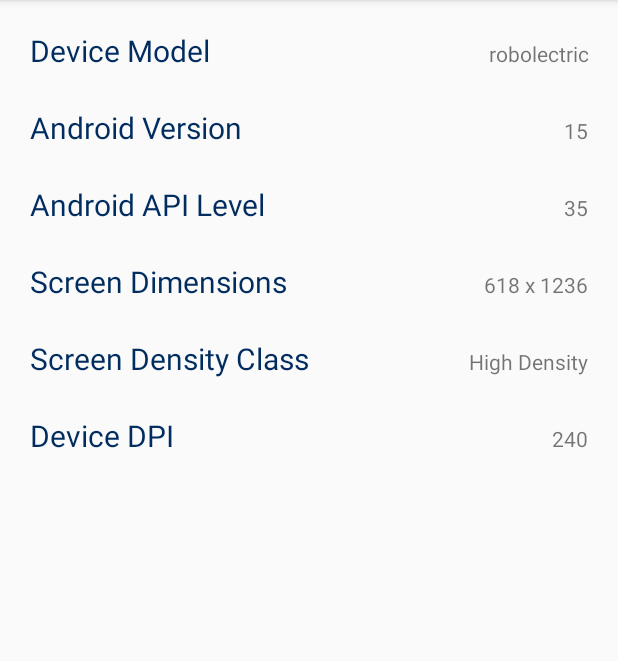
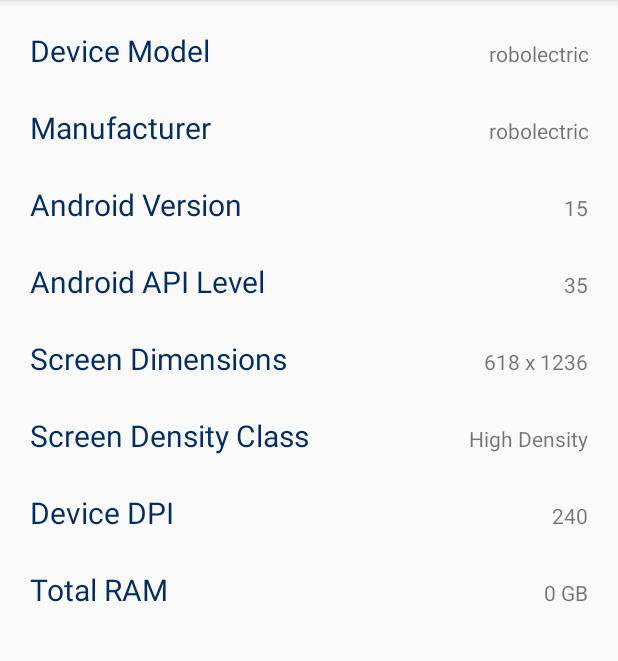
Before and after one commit to dimagi/commcare-developer-toolkit, an Android app: the DeviceInfoActivity screen opened directly, with no data from a screen before it, on a phone screen of 412 x 824 dp, the part 84-745 px from its top. Run offline under Robolectric (Android 15) with nearby library versions, the phone set to English and light mode, and no system bars.

Commit message:
add handling for if the storage test fails, and add more info to about device utility

```diff
--- a/app/src/main/java/dalvik/commcare/org/commcaretoolkit/activities/DeviceInfoActivity.java
+++ b/app/src/main/java/dalvik/commcare/org/commcaretoolkit/activities/DeviceInfoActivity.java
@@ -1,10 +1,15 @@
 package dalvik.commcare.org.commcaretoolkit.activities;
 
+import android.annotation.TargetApi;
+import android.app.ActivityManager;
 import android.os.Build;
 import android.os.Bundle;
 import android.support.v7.app.AppCompatActivity;
 import android.util.DisplayMetrics;
+import android.view.View;
 import android.widget.TextView;
+
+import java.text.DecimalFormat;
 
 import dalvik.commcare.org.commcaretoolkit.R;
 
@@ -21,25 +26,35 @@ public class DeviceInfoActivity extends AppCompatActivity {
     }
 
     private void fillInDeviceValues() {
-        TextView deviceModel = (TextView) findViewById(R.id.device_model_value);
+        TextView deviceModel = (TextView)findViewById(R.id.device_model_value);
         deviceModel.setText(Build.MODEL);
 
-        TextView version = (TextView) findViewById(R.id.android_version_value);
+        TextView manufacturer = (TextView)findViewById(R.id.manufacturer_value);
+        manufacturer.setText(Build.MANUFACTURER);
+
+        TextView version = (TextView)findViewById(R.id.android_version_value);
         version.setText(Build.VERSION.RELEASE);
 
-        TextView apiLevel = (TextView) findViewById(R.id.api_level_value);
+        TextView apiLevel = (TextView)findViewById(R.id.api_level_value);
         apiLevel.setText("" + Build.VERSION.SDK_INT);
 
         DisplayMetrics metrics = getResources().getDisplayMetrics();
 
-        TextView screenDimens = (TextView) findViewById(R.id.screen_dimensions_value);
+        TextView screenDimens = (TextView)findViewById(R.id.screen_dimensions_value);
         screenDimens.setText(metrics.widthPixels + " x " + metrics.heightPixels);
 
-        TextView densityClass = (TextView) findViewById(R.id.density_class_value);
+        TextView densityClass = (TextView)findViewById(R.id.density_class_value);
         densityClass.setText(getDensityString(metrics.densityDpi));
 
-        TextView deviceDpi = (TextView) findViewById(R.id.dpi_value);
+        TextView deviceDpi = (TextView)findViewById(R.id.dpi_value);
         deviceDpi.setText("" + metrics.densityDpi);
+
+        if (Build.VERSION.SDK_INT >= Build.VERSION_CODES.JELLY_BEAN) {
+            View displayRAMContainer = findViewById(R.id.ram_display_container);
+            displayRAMContainer.setVisibility(View.VISIBLE);
+            TextView totalRAM = (TextView)findViewById(R.id.ram_value);
+            totalRAM.setText(getTotalRAMString());
+        }
     }
 
     private static String getDensityString(int densityInt) {
@@ -58,4 +73,13 @@ public class DeviceInfoActivity extends AppCompatActivity {
         }
     }
 
+    @TargetApi(Build.VERSION_CODES.JELLY_BEAN)
+    private String getTotalRAMString() {
+        ActivityManager activityManager = (ActivityManager)getSystemService(ACTIVITY_SERVICE);
+        ActivityManager.MemoryInfo memoryInfo = new ActivityManager.MemoryInfo();
+        activityManager.getMemoryInfo(memoryInfo);
+        long bytesOfRAM = memoryInfo.totalMem;
+        return new DecimalFormat("#.##").format((float)bytesOfRAM / 1e9) + " GB";
+    }
+
 }
--- a/app/src/main/res/layout/device_info_layout.xml
+++ b/app/src/main/res/layout/device_info_layout.xml
@@ -19,6 +19,15 @@
             <TextView
                 style="@style/DeviceInfoValue"
                 android:id="@+id/device_model_value"/>
+        </TableRow>
+
+        <TableRow style="@style/DeviceInfoRow">
+            <TextView
+                style="@style/DeviceInfoTitle"
+                android:text="@string/manufacturer_label" />
+            <TextView
+                style="@style/DeviceInfoValue"
+                android:id="@+id/manufacturer_value"/>
         </TableRow>
 
         <TableRow style="@style/DeviceInfoRow">
@@ -66,6 +75,18 @@
                 android:id="@+id/dpi_value" />
         </TableRow>
 
+        <TableRow
+            style="@style/DeviceInfoRow"
+            android:id="@+id/ram_display_container"
+            android:visibility="gone">
+            <TextView
+                style="@style/DeviceInfoTitle"
+                android:text="@string/ram_label" />
+            <TextView
+                style="@style/DeviceInfoValue"
+                android:id="@+id/ram_value" />
+        </TableRow>
+
     </TableLayout>
 
 </LinearLayout>
--- a/app/src/main/res/values/strings.xml
+++ b/app/src/main/res/values/strings.xml
@@ -14,11 +14,13 @@
     <string name="aspect_ratio_invalid_error">The dimensions you provided are either too small to show well on this screen, or represent an aspect ratio that does not show well on this screen.</string>
     <string name="values_not_entered_error">Please enter a value for both dimensions</string>
     <string name="device_model_label">Device Model</string>
+    <string name="manufacturer_label">Manufacturer</string>
     <string name="android_version_label">Android Version</string>
     <string name="api_level_label">Android API Level</string>
     <string name="screen_dimensions_label">Screen Dimensions</string>
     <string name="density_class_label">Screen Density Class</string>
     <string name="dpi_numeric_label">Device DPI</string>
+    <string name="ram_label">Total RAM</string>
     <string name="refresh_build_explanation_pt1">This utility is intended to improve the workflow for app-builders who are testing incremental changes to a form. Launching this action will trigger the following sequence of events in your app:</string>
     <string name="refresh_build_explanation_pt2">1. Save the current session, including any form entry progress.\n\n  2. Update to the latest build.\n\n  3. If the update is successful, log back in as the last user, and then restore the saved session.</string>
     <string name="trigger_refresh_text">Trigger Refresh</string>
```
Also changed, not shown: app/src/main/java/dalvik/commcare/org/commcaretoolkit/activities/DeviceTestDetailsActivity.java (+8 -1 lines), app/src/main/java/dalvik/commcare/org/commcaretoolkit/device/tests/RawTest.java (+32 -11 lines), app/src/main/java/dalvik/commcare/org/commcaretoolkit/device/tests/RawTestsRunner.java (+29 -12 lines).
